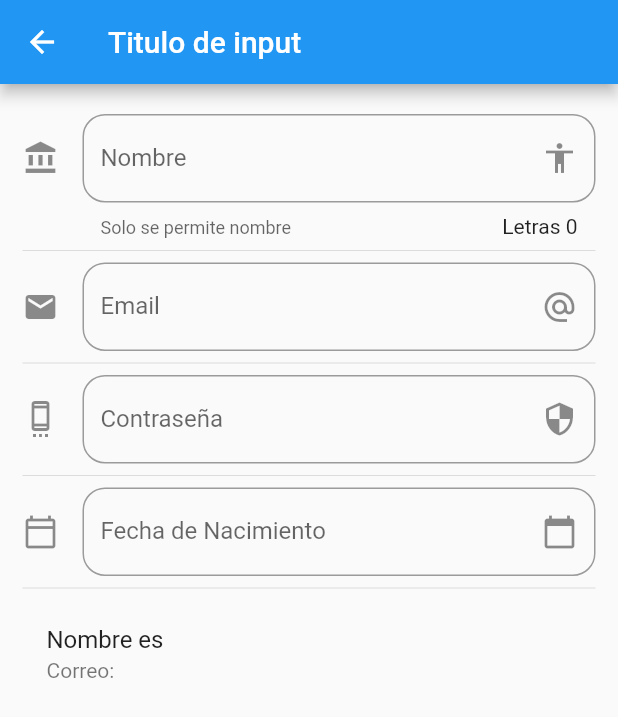
After one commit to GatoJustiniano/flutter_basico, a Flutter app: the InputPage screen opened by its route, on a phone screen of 412 x 824 dp. The commit adds this screen. Shown: the top 717 px of the screen. Run offline on Flutter 3.47's test engine with Material 2 defaults, Android fonts, the phone set to English and light mode, and no system bars.

Commit message:
Arreglar la función Datepicker, está implementado pero no se muestra

```diff
--- a/data/menu-opts.json
+++ b/data/menu-opts.json
@@ -20,6 +20,11 @@
             "ruta" : "animatedContainer",
             "icon" : "donut_large",
             "texto": "Animated Container"
+        },
+        {
+            "ruta" : "inputs",
+            "icon" : "input",
+            "texto": "Inputs"
         }
     ]
 }
--- /dev/null
+++ b/lib/src/pages/input_page.dart
@@ -0,0 +1,150 @@
+import 'package:flutter/material.dart';
+
+
+class InputPage extends StatefulWidget {
+  @override
+  _InputPageState createState() => _InputPageState();
+}
+
+class _InputPageState extends State<InputPage> {
+
+  String _nombre    = '';
+  String _email     = '';
+  String _fecha     = '';
+
+  TextEditingController _inputFieldDateController = new TextEditingController();
+
+  @override
+  Widget build(BuildContext context) {
+    return Scaffold(
+      appBar: AppBar(
+        title: Text('Titulo de input'),
+      ),
+      body: ListView(
+        padding: EdgeInsets.symmetric(
+          horizontal: 15.0,
+          vertical: 20.0
+        ),
+        children: [
+          _crearInput(),
+          Divider(),
+          _crearEmail(),
+          Divider(),
+          _crearPassword(),
+          Divider(),
+          _crearFecha(context),
+          Divider(),
+          _crearPersona(),
+        ],
+      ),
+    );
+  }
+
+  Widget _crearInput() {
+    return TextField(
+      textCapitalization: TextCapitalization.sentences,
+      decoration: InputDecoration(
+        border: OutlineInputBorder(
+          borderRadius: BorderRadius.circular(15.0)
+        ),
+        counter: Text('Letras ${ _nombre.length }'),
+        hintText: 'Nombre de la persona',
+        labelText: 'Nombre',
+        helperText: 'Solo se permite nombre',
+        suffixIcon: Icon(Icons.accessibility),
+        icon: Icon(Icons.account_balance)
+      ),
+      onChanged: (valor){
+        setState(() {
+          _nombre = valor;
+        });
+      },
+
+    );
+  }
+
+  Widget _crearPersona() {
+    return ListTile(
+      title: Text('Nombre es $_nombre'),
+      subtitle: Text('Correo: $_email'),
+    );
+  }
+
+  Widget _crearEmail() {
+    return TextField(
+      keyboardType: TextInputType.emailAddress,
+      decoration: InputDecoration(
+        border: OutlineInputBorder(
+          borderRadius: BorderRadius.circular(15.0)
+        ),
+        hintText: 'Correo Electrónico',
+        labelText: 'Email',
+        suffixIcon: Icon(Icons.alternate_email),
+        icon: Icon(Icons.email)
+      ),
+      onChanged: (valor){
+        setState(() {
+          _email = valor;
+        });
+      },
+
+    );
+  }
+
+  Widget _crearPassword() {
+    return TextField(
+      obscureText: true,
+      decoration: InputDecoration(
+        border: OutlineInputBorder(
+          borderRadius: BorderRadius.circular(15.0)
+        ),
+        hintText: 'password',
+        labelText: 'Contraseña',
+        suffixIcon: Icon(Icons.security),
+        icon: Icon(Icons.settings_cell_outlined)
+      ),
+      onChanged: (valor){
+        setState(() {
+          _email = valor;
+        });
+      },
+    );
+  }
+
+  Widget _crearFecha(BuildContext context) {
+    return TextField(
+      enableInteractiveSelection: false,
+      controller: _inputFieldDateController,
+      decoration: InputDecoration(
+        border: OutlineInputBorder(
+          borderRadius: BorderRadius.circular(15.0)
+        ),
+        hintText: 'Fecha de Nacimiento',
+        labelText: 'Fecha de Nacimiento',
+        suffixIcon: Icon(Icons.calendar_today),
+        icon: Icon(Icons.calendar_today_outlined)
+      ),
+      onTap: (){
+        FocusScope.of(context).requestFocus(new FocusNode());
+        _selectDate(context);
+      },
+    );
+  }
+
+  Future<void> _selectDate(BuildContext context) async {
+    final DateTime picked = await showDatePicker(
+      context: context,
+      initialDate: new DateTime.now(),
+      firstDate: new DateTime(2018),
+      lastDate: new DateTime(2021),
+      locale: Locale('es', 'ES')
+    );
+
+    if ( picked != null ) {
+      setState(() {
+        _fecha = picked.toString();
+        _inputFieldDateController.text = _fecha;
+      });
+    }
+  }
+}
--- a/lib/src/routes/routes.dart
+++ b/lib/src/routes/routes.dart
@@ -4,6 +4,7 @@ import 'package:flutter_base_inicial/src/pages/animated_container.dart';
 import 'package:flutter_base_inicial/src/pages/avatar_page.dart';
 import 'package:flutter_base_inicial/src/pages/card_page.dart';
 import 'package:flutter_base_inicial/src/pages/home_page.dart';
+import 'package:flutter_base_inicial/src/pages/input_page.dart';
 
 Map<String, WidgetBuilder> getApplicationRoutes(){
 return <String, WidgetBuilder>{
@@ -12,5 +13,6 @@ return <String, WidgetBuilder>{
     'avatar'                : (BuildContext context) => AvatarPage(),
     'card'                  : (BuildContext context) => CardPage(),
     'animatedContainer'     : (BuildContext context) => AnimatedContainerPage(),
+    'inputs'                : (BuildContext context) => InputPage(),
   };
 }
--- a/lib/src/utils/icono_string_util.dart
+++ b/lib/src/utils/icono_string_util.dart
@@ -5,6 +5,7 @@ final _icons = <String, IconData> {
   'accessibility' : Icons.accessibility,
   'folder_open'   : Icons.folder_open,
   'donut_large'   : Icons.donut_large,
+  'input'         : Icons.input,
 };
 
 Icon getIcon ( String nombreIcono) {
```
